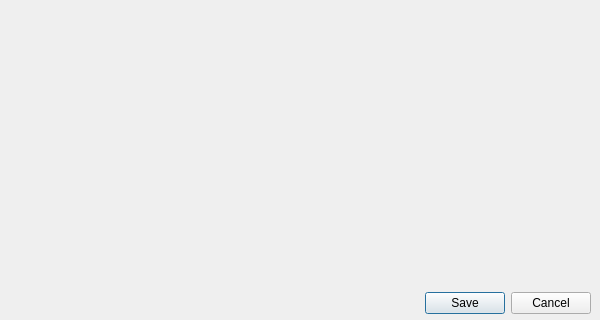
The window that FWAdminLib/AndroidDefaultPolicyEditorDlg.ui (fw-dev/translations) describes before a commit, drawn with Qt 5; both pictures show x 0 to 600 and y 180 to 500 of the 600 by 500 pixel window.
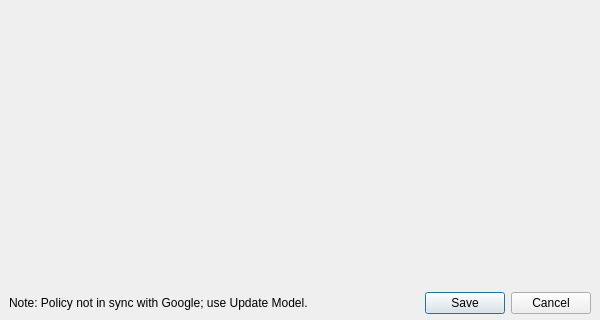
The same window after the commit.

```diff
--- a/FWAdminLib/AndroidDefaultPolicyEditorDlg.ui
+++ b/FWAdminLib/AndroidDefaultPolicyEditorDlg.ui
@@ -15,7 +15,7 @@
   </property>
   <property name="minimumSize">
    <size>
-    <width>400</width>
+    <width>600</width>
     <height>300</height>
    </size>
   </property>
@@ -139,21 +139,27 @@
      <item>
       <widget class="QLabel" name="lTip_info_syncedWithGoogle">
        <property name="sizePolicy">
-        <sizepolicy hsizetype="Maximum" vsizetype="Preferred">
+        <sizepolicy hsizetype="Maximum" vsizetype="Fixed">
          <horstretch>0</horstretch>
          <verstretch>0</verstretch>
         </sizepolicy>
        </property>
        <property name="text">
-        <string/>
+        <string>Note: Policy not in sync with Google; use Update Model.</string>
        </property>
        <property name="wordWrap">
-        <bool>true</bool>
+        <bool>false</bool>
        </property>
       </widget>
      </item>
      <item>
       <widget class="QDialogButtonBox" name="frm_buttonBox">
+       <property name="sizePolicy">
+        <sizepolicy hsizetype="Minimum" vsizetype="Fixed">
+         <horstretch>0</horstretch>
+         <verstretch>0</verstretch>
+        </sizepolicy>
+       </property>
        <property name="toolTip">
         <string/>
        </property>
```
